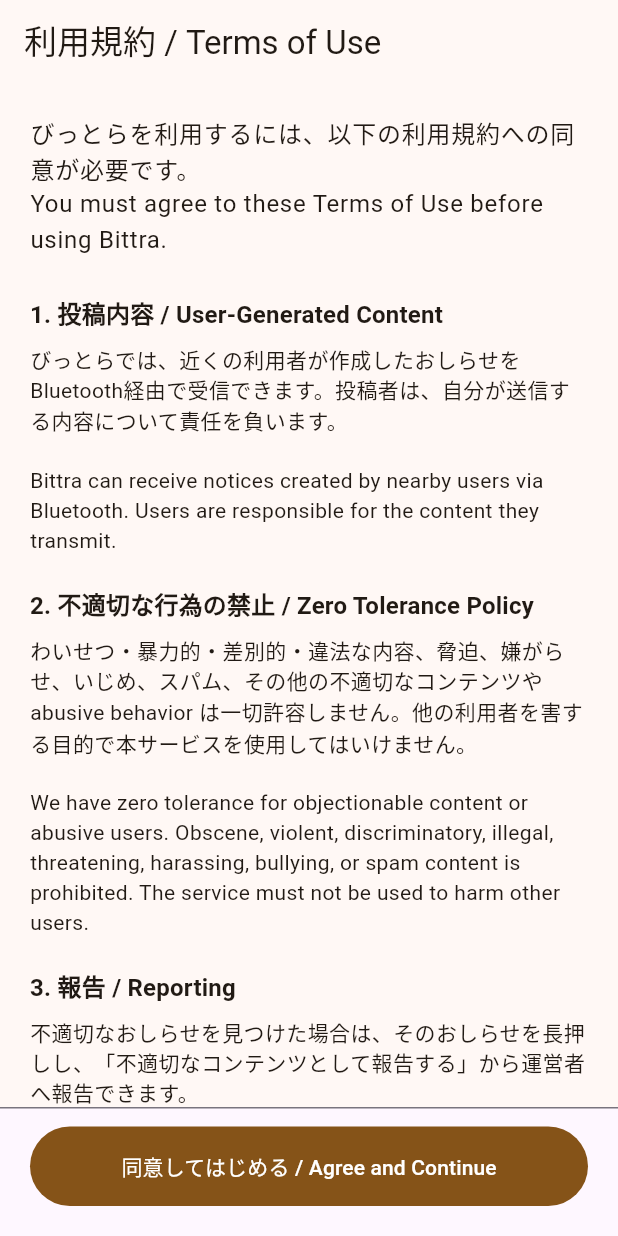
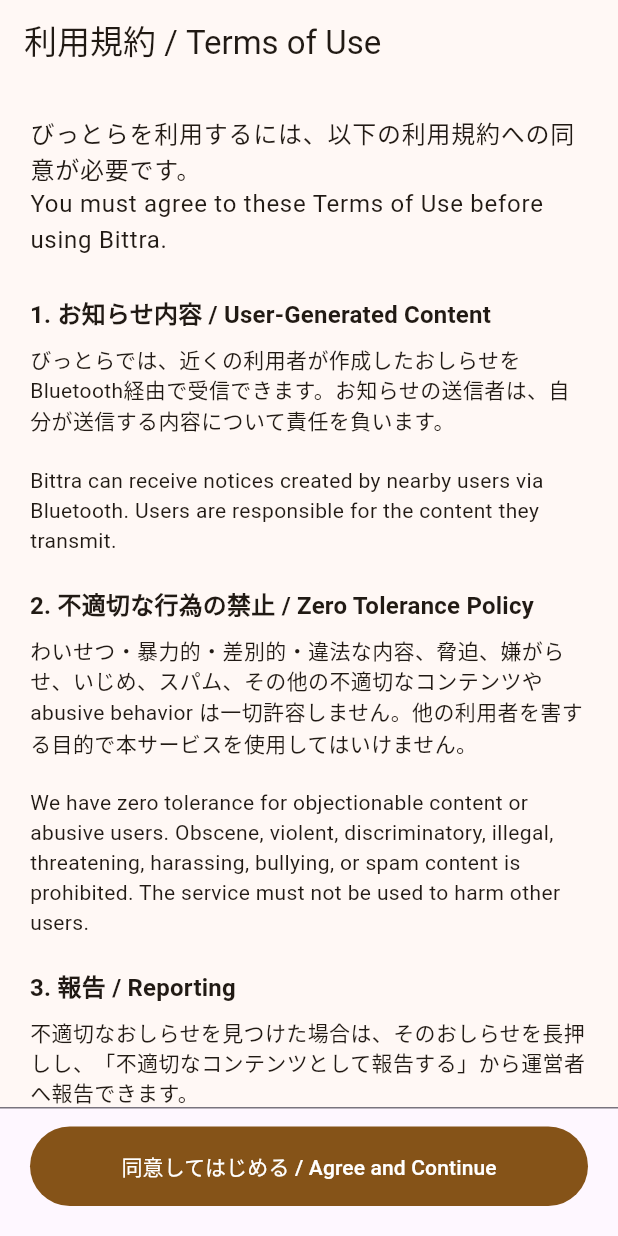
Before and after one commit to kaeruko/bittra, a Flutter app: the screen it shows after launch, on a phone screen of 412 x 824 dp. Run offline on Flutter 3.47's test engine with Material 3 defaults, Android fonts, the phone set to English and light mode, and no system bars; our stand-ins replace flutter_riverpod, go_router, riverpod_annotation, shared_preferences, sqflite, webview_flutter; accounts and stored records are empty; generated files the repository leaves out were written again.

Commit message:
Use notice wording in terms

```diff
--- a/lib/terms_gate.dart
+++ b/lib/terms_gate.dart
@@ -121,11 +121,11 @@
           style: Theme.of(context).textTheme.bodyLarge,
         ),
         const SizedBox(height: 24),
-        Text('1. 投稿内容 / User-Generated Content', style: titleStyle),
+        Text('1. お知らせ内容 / User-Generated Content', style: titleStyle),
         const SizedBox(height: 8),
         const Text(
           'びっとらでは、近くの利用者が作成したおしらせをBluetooth経由で受信できます。'
-          '投稿者は、自分が送信する内容について責任を負います。\n\n'
+          'お知らせの送信者は、自分が送信する内容について責任を負います。\n\n'
           'Bittra can receive notices created by nearby users via Bluetooth. '
           'Users are responsible for the content they transmit.',
         ),
```
